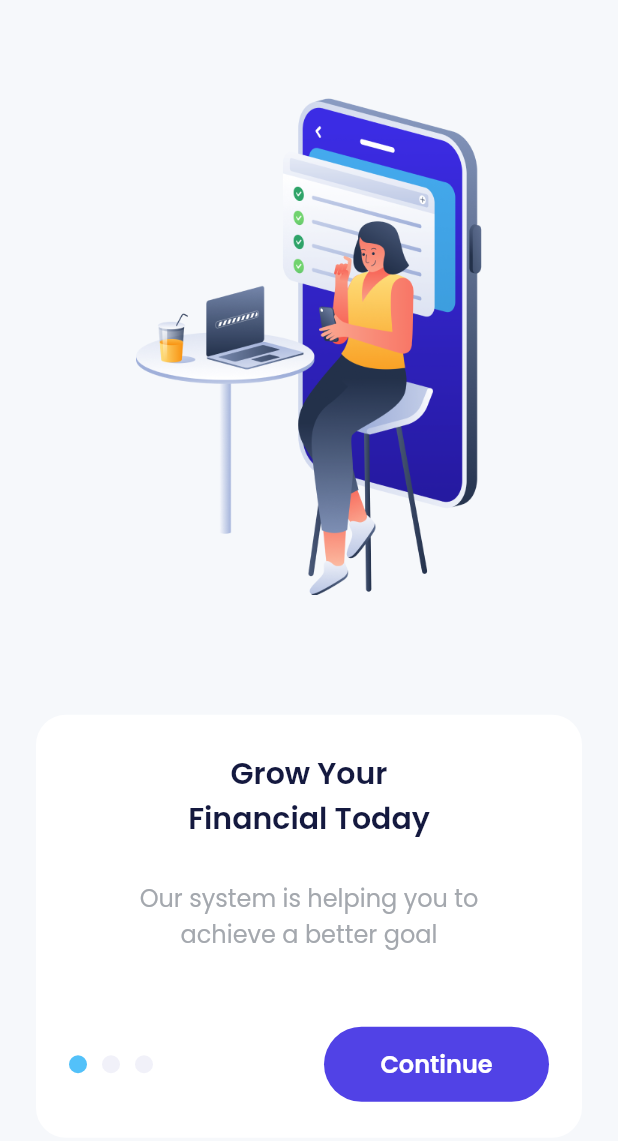
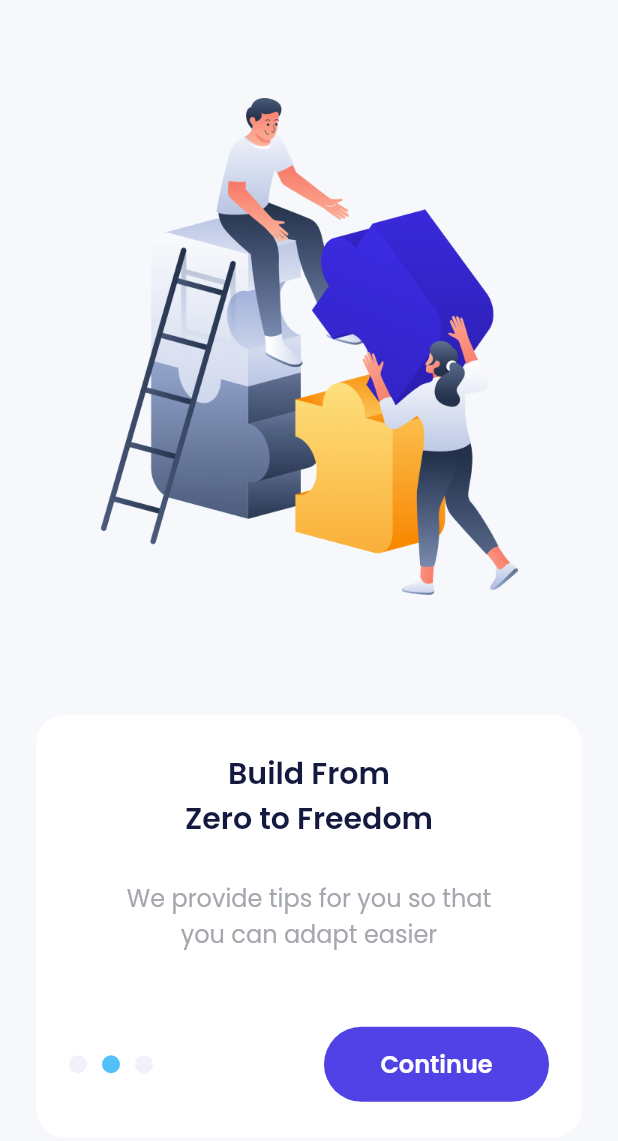
Before and after one commit to alirfanyasin/bank_sha, a Flutter app: the screen it shows after launch, after a tap on "Continue", on a phone screen of 412 x 824 dp. Shown: the top 1141 px of the screen. Run offline on Flutter 3.47's test engine with Material 2 defaults, Android fonts, the phone set to English and light mode, and no system bars; drawn by our look-alikes of carousel_slider; our stand-ins replace google_fonts.

Commit message:
slicing onboarding finish

```diff
--- a/lib/ui/pages/onboarding_page.dart
+++ b/lib/ui/pages/onboarding_page.dart
@@ -2,8 +2,28 @@ import 'package:bank_sha/shared/theme.dart';
 import 'package:flutter/material.dart';
 import 'package:carousel_slider/carousel_slider.dart';
 
-class OnBoardingPage extends StatelessWidget {
+class OnBoardingPage extends StatefulWidget {
   const OnBoardingPage({super.key});
+
+  @override
+  State<OnBoardingPage> createState() => _OnBoardingPageState();
+}
+
+class _OnBoardingPageState extends State<OnBoardingPage> {
+  int currentIndex = 0;
+  CarouselController carouselController = CarouselController();
+
+  List<String> titles = [
+    'Grow Your\nFinancial Today',
+    'Build From\nZero to Freedom',
+    'Start Together'
+  ];
+
+  List<String> subtitles = [
+    'Our system is helping you to\nachieve a better goal',
+    'We provide tips for you so that\nyou can adapt easier',
+    'We will guide you to where\nyou wanted it too'
+  ];
 
   @override
   Widget build(BuildContext context) {
@@ -32,7 +52,13 @@ class OnBoardingPage extends StatelessWidget {
                 height: 331,
                 viewportFraction: 1,
                 enableInfiniteScroll: false,
+                onPageChanged: (index, reason) {
+                  setState(() {
+                    currentIndex = index;
+                  });
+                },
               ),
+              carouselController: carouselController,
             ),
             const SizedBox(height: 80),
             Container(
@@ -50,7 +76,7 @@ class OnBoardingPage extends StatelessWidget {
               child: Column(
                 children: [
                   Text(
-                    'Grow Your\nFinancial Today',
+                    titles[currentIndex],
                     style: blackTextStyle.copyWith(
                       fontSize: 20,
                       fontWeight: semiBold,
@@ -61,47 +87,103 @@ class OnBoardingPage extends StatelessWidget {
                     height: 26,
                   ),
                   Text(
-                    'Our system is helping you to\nachieve a better goal',
+                    subtitles[currentIndex],
                     style: greyTextStyle.copyWith(
                       fontSize: 16,
                       fontWeight: regular,
                     ),
                     textAlign: TextAlign.center,
                   ),
+                  SizedBox(
+                    height: currentIndex == 2 ? 38 : 50,
+                  ),
+                  currentIndex == 2
+                      ? Column(
+                          children: [
+                            SizedBox(
+                              width: double.infinity,
+                              height: 50,
+                              child: TextButton(
+                                style: TextButton.styleFrom(
+                                  backgroundColor: purpleColor,
+                                  shape: RoundedRectangleBorder(
+                                    borderRadius: BorderRadius.circular(56),
+                                  ),
+                                ),
+                                onPressed: () {
+                                  carouselController.nextPage();
+                                },
+                                child: Center(
+                                  child: Text(
+                                    'Get Started',
+                                    style: whiteTextStyle.copyWith(
+                                      fontSize: 16,
+                                      fontWeight: semiBold,
+                                    ),
+                                  ),
+                                ),
+                              ),
+                            ),
                             const SizedBox(
-                    height: 50,
+                              height: 20,
                             ),
-                  Row(
+                            SizedBox(
+                              width: double.infinity,
+                              height: 24,
+                              child: TextButton(
+                                style: TextButton.styleFrom(
+                                  padding: EdgeInsets.zero,
+                                ),
+                                onPressed: () {},
+                                child: Center(
+                                  child: Text(
+                                    'Sign In',
+                                    style: greyTextStyle.copyWith(
+                                      fontSize: 16,
+                                    ),
+                                  ),
+                                ),
+                              ),
+                            ),
+                          ],
+                        )
+                      : Row(
                           children: [
                             Container(
                               width: 12,
                               height: 12,
-                        margin: EdgeInsets.only(right: 10),
+                              margin: const EdgeInsets.only(right: 10),
                               decoration: BoxDecoration(
                                 shape: BoxShape.circle,
-                          color: blueColor,
+                                color: currentIndex == 0
+                                    ? blueColor
+                                    : lightGreyColor,
                               ),
                             ),
                             Container(
                               width: 12,
                               height: 12,
-                        margin: EdgeInsets.only(right: 10),
+                              margin: const EdgeInsets.only(right: 10),
                               decoration: BoxDecoration(
                                 shape: BoxShape.circle,
-                          color: lightGreyColor,
+                                color: currentIndex == 1
+                                    ? blueColor
+                                    : lightGreyColor,
                               ),
                             ),
                             Container(
                               width: 12,
                               height: 12,
-                        margin: EdgeInsets.only(right: 10),
+                              margin: const EdgeInsets.only(right: 10),
                               decoration: BoxDecoration(
                                 shape: BoxShape.circle,
-                          color: lightGreyColor,
+                                color: currentIndex == 2
+                                    ? blueColor
+                                    : lightGreyColor,
                               ),
                             ),
                             const Spacer(),
-                      Container(
+                            SizedBox(
                               width: 150,
                               height: 50,
                               child: TextButton(
@@ -111,7 +193,9 @@ class OnBoardingPage extends StatelessWidget {
                                     borderRadius: BorderRadius.circular(56),
                                   ),
                                 ),
-                          onPressed: () {},
+                                onPressed: () {
+                                  carouselController.nextPage();
+                                },
                                 child: Center(
                                   child: Text(
                                     'Continue',
@@ -122,9 +206,9 @@ class OnBoardingPage extends StatelessWidget {
                                   ),
                                 ),
                               ),
-                      )
+                            ),
                           ],
-                  )
+                        ),
                 ],
               ),
             )
```
Lines whose indentation alone changed are shown as unchanged.
